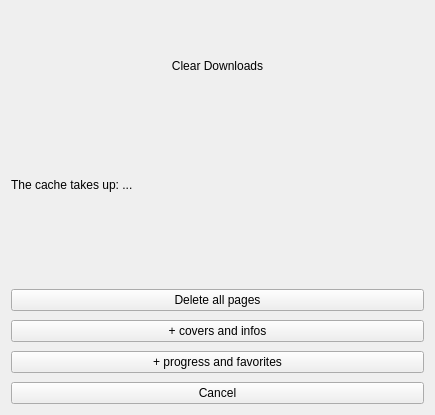
The window that widgets/clearcachedialog.ui (Rain92/UltimateMangaReader) describes before a commit, drawn with Qt 5.
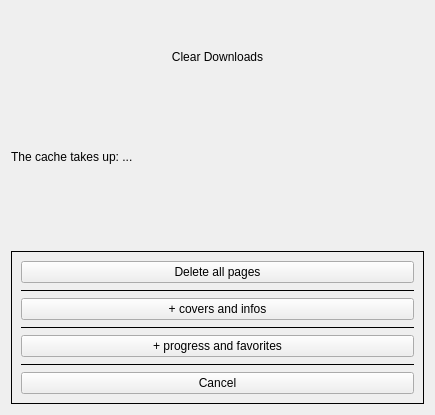
The same window after the commit.

Diff of the .ui file:
```diff
--- a/widgets/clearcachedialog.ui
+++ b/widgets/clearcachedialog.ui
@@ -66,6 +66,15 @@
     </spacer>
    </item>
    <item>
+    <widget class="QFrame" name="frame">
+     <property name="frameShape">
+      <enum>QFrame::Box</enum>
+     </property>
+     <property name="frameShadow">
+      <enum>QFrame::Plain</enum>
+     </property>
+     <layout class="QVBoxLayout" name="verticalLayout_2">
+      <item>
     <widget class="QPushButton" name="pushButtonClear1">
      <property name="focusPolicy">
       <enum>Qt::NoFocus</enum>
@@ -75,6 +84,28 @@
      </property>
     </widget>
    </item>
+      <item>
+       <widget class="QFrame" name="frame_2">
+        <property name="sizePolicy">
+         <sizepolicy hsizetype="Preferred" vsizetype="Fixed">
+          <horstretch>0</horstretch>
+          <verstretch>0</verstretch>
+         </sizepolicy>
+        </property>
+        <property name="baseSize">
+         <size>
+          <width>0</width>
+          <height>1</height>
+         </size>
+        </property>
+        <property name="frameShape">
+         <enum>QFrame::HLine</enum>
+        </property>
+        <property name="frameShadow">
+         <enum>QFrame::Plain</enum>
+        </property>
+       </widget>
+      </item>
    <item>
     <widget class="QPushButton" name="pushButtonClear2">
      <property name="focusPolicy">
@@ -85,6 +116,28 @@
      </property>
     </widget>
    </item>
+      <item>
+       <widget class="QFrame" name="frame_3">
+        <property name="sizePolicy">
+         <sizepolicy hsizetype="Preferred" vsizetype="Fixed">
+          <horstretch>0</horstretch>
+          <verstretch>0</verstretch>
+         </sizepolicy>
+        </property>
+        <property name="baseSize">
+         <size>
+          <width>0</width>
+          <height>1</height>
+         </size>
+        </property>
+        <property name="frameShape">
+         <enum>QFrame::HLine</enum>
+        </property>
+        <property name="frameShadow">
+         <enum>QFrame::Plain</enum>
+        </property>
+       </widget>
+      </item>
    <item>
     <widget class="QPushButton" name="pushButtonClear3">
      <property name="focusPolicy">
@@ -95,6 +148,28 @@
      </property>
     </widget>
    </item>
+      <item>
+       <widget class="QFrame" name="frame_4">
+        <property name="sizePolicy">
+         <sizepolicy hsizetype="Preferred" vsizetype="Fixed">
+          <horstretch>0</horstretch>
+          <verstretch>0</verstretch>
+         </sizepolicy>
+        </property>
+        <property name="baseSize">
+         <size>
+          <width>0</width>
+          <height>1</height>
+         </size>
+        </property>
+        <property name="frameShape">
+         <enum>QFrame::HLine</enum>
+        </property>
+        <property name="frameShadow">
+         <enum>QFrame::Plain</enum>
+        </property>
+       </widget>
+      </item>
    <item>
     <widget class="QPushButton" name="pushButtonCancel">
      <property name="focusPolicy">
@@ -103,6 +178,9 @@
      <property name="text">
       <string>Cancel</string>
      </property>
+       </widget>
+      </item>
+     </layout>
     </widget>
    </item>
   </layout>
```
Lines whose indentation alone changed are shown as unchanged.
